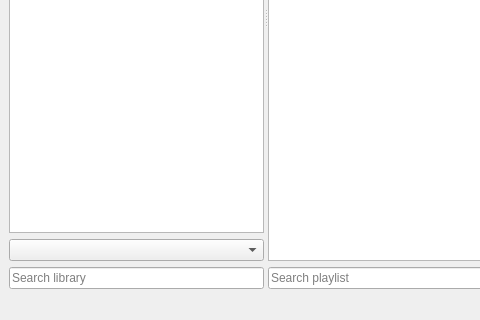
First picture: the form in app/mainwindow.ui, repository olegantonyan/mpz, before the edit; both pictures show x 0 to 480 and y 292 to 612 of the 878 by 612 pixel window.
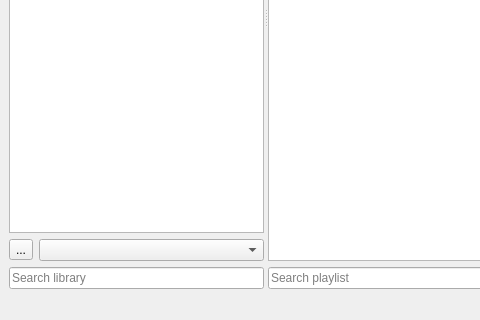
Second picture: the form after the edit. Icons and pictures are not drawn.

What changed in the file:
```diff
--- a/app/mainwindow.ui
+++ b/app/mainwindow.ui
@@ -128,13 +128,24 @@
       <property name="orientation">
        <enum>Qt::Horizontal</enum>
       </property>
-      <widget class="QWidget" name="layoutWidget">
+      <widget class="QWidget" name="">
        <layout class="QVBoxLayout" name="verticalLayout">
         <item>
          <widget class="QTreeView" name="treeView"/>
         </item>
         <item>
-         <widget class="QComboBox" name="comboBoxLibraries"/>
+         <layout class="QHBoxLayout" name="horizontalLayout_3">
+          <item>
+           <widget class="QToolButton" name="toolButtonLibraries">
+            <property name="text">
+             <string>...</string>
+            </property>
+           </widget>
+          </item>
+          <item>
+           <widget class="QComboBox" name="comboBoxLibraries"/>
+          </item>
+         </layout>
         </item>
         <item>
          <widget class="QLineEdit" name="treeViewSearch">
```
